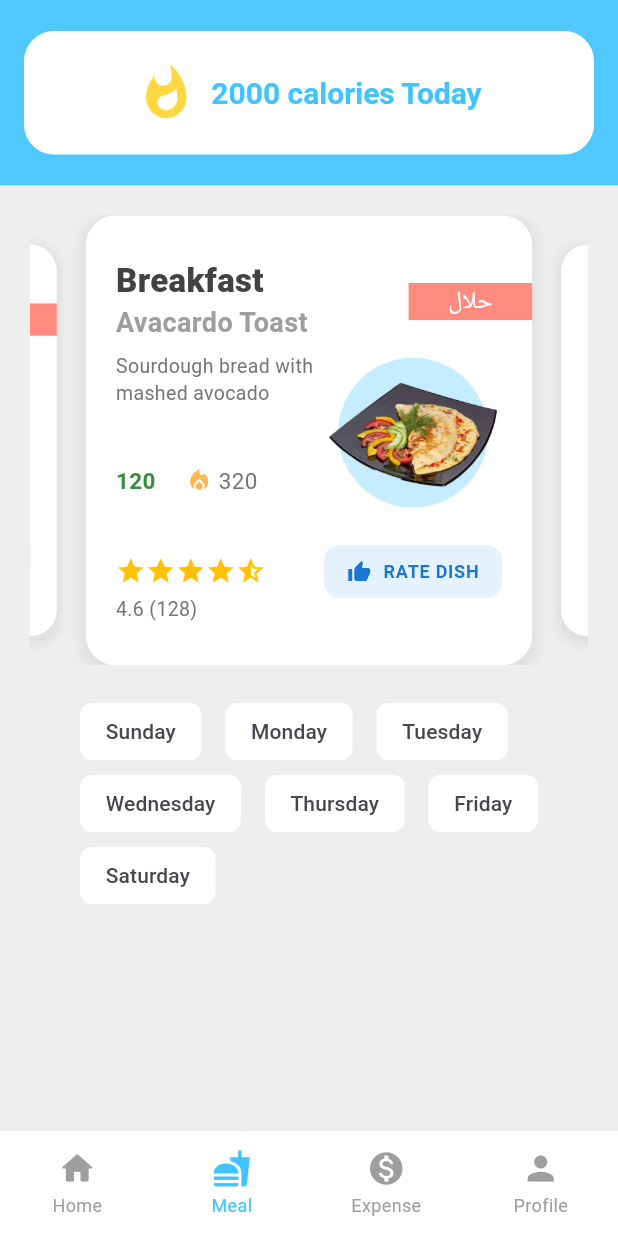
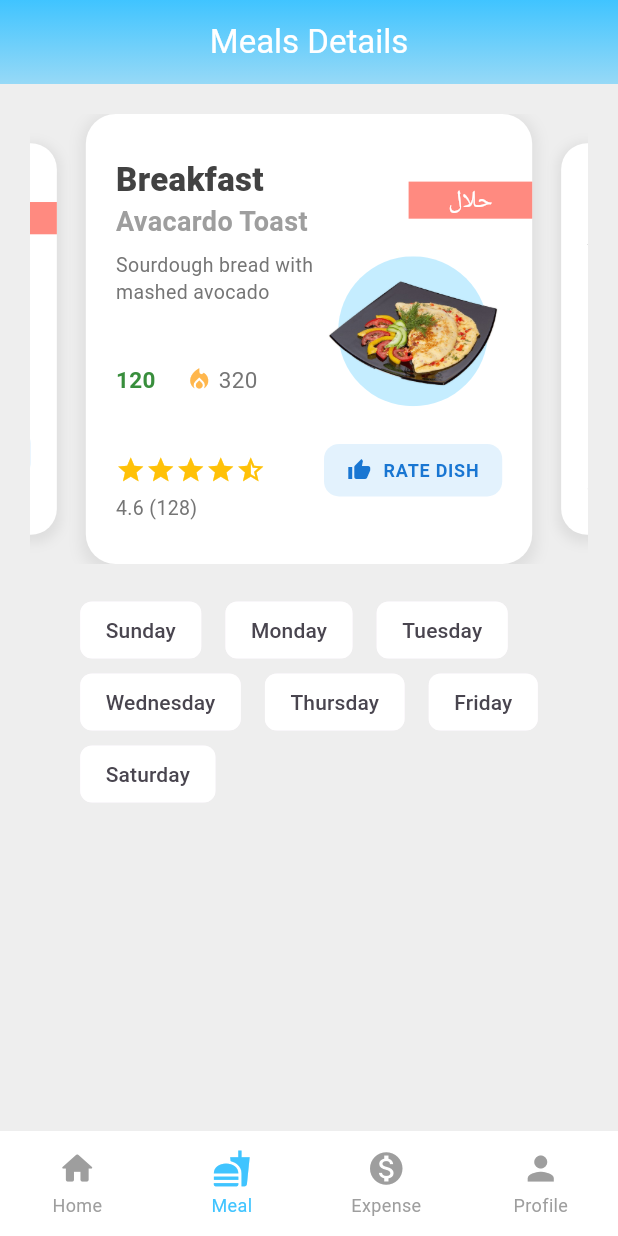
Before and after one commit to Danish9111/mess, a Flutter app: the screen it shows once a user with an empty profile is signed in, item 2 of the bottom bar chosen, on a phone screen of 412 x 824 dp. Run offline on Flutter 3.47's test engine with Material 3 defaults, Android fonts, the phone set to English and light mode, and no system bars; drawn by our look-alikes of carousel_slider, persistent_bottom_nav_bar; our stand-ins replace cloud_firestore, firebase_auth, firebase_core, flutter_rating_bar, flutter_riverpod, google_fonts and 3 more; accounts and stored records are empty; Roboto replaces fonts that are missing (NotoNastaliqUrdu).

Commit message:
customized meal screen v1

```diff
--- a/lib/screens/meal_screen/main_meal.dart
+++ b/lib/screens/meal_screen/main_meal.dart
@@ -21,10 +21,28 @@ class _MealScreenState extends State<MealScreen> {
 
     return Scaffold(
       backgroundColor: Colors.grey.shade200,
-      appBar: AppBar(
-          toolbarHeight: screenHeight * .15,
-          backgroundColor: Colors.lightBlueAccent.applyOpacity(.9),
-          title: caloriCounter(screenHeight, screenWidth)),
+      appBar: PreferredSize(
+        preferredSize: const Size.fromHeight(kToolbarHeight),
+        child: Container(
+          decoration: BoxDecoration(
+            gradient: LinearGradient(
+              colors: [
+                Colors.lightBlueAccent.applyOpacity(.5),
+                Colors.lightBlueAccent,
+              ],
+              begin: Alignment.bottomCenter,
+              end: Alignment.topCenter,
+            ),
+          ),
+          child: AppBar(
+            backgroundColor: Colors.transparent,
+            elevation: 0,
+            title: const Text('Meals Details',
+                style: TextStyle(color: Colors.white)),
+            centerTitle: true,
+          ),
+        ),
+      ),
       body: SingleChildScrollView(
         clipBehavior: Clip.none,
         child: Padding(
```
